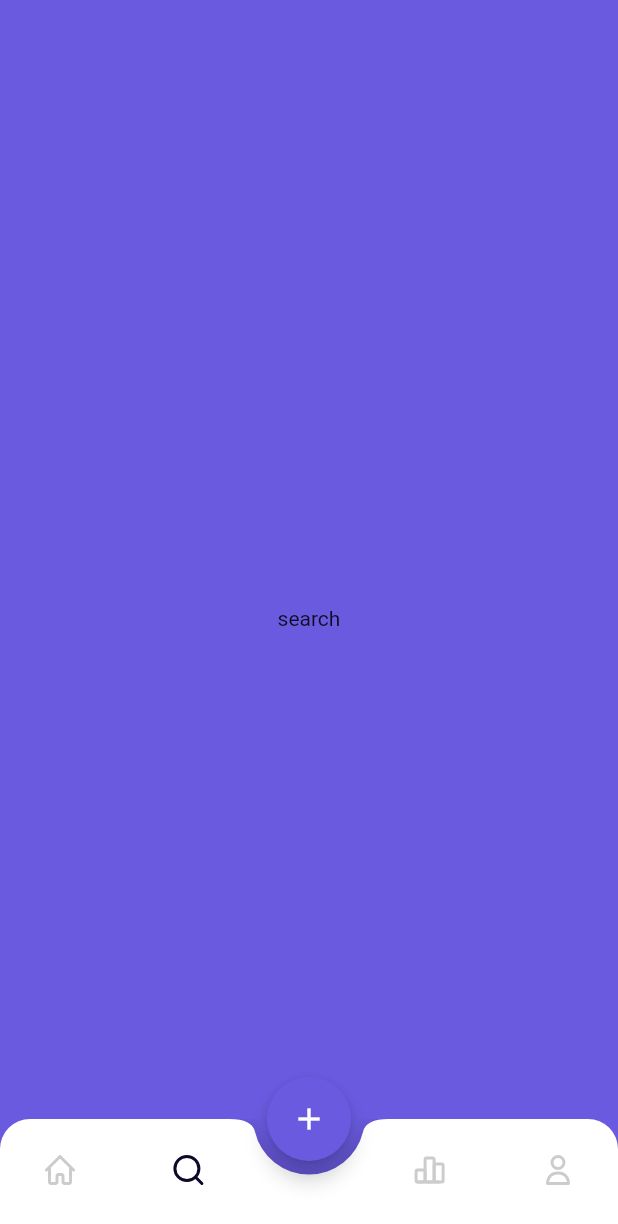
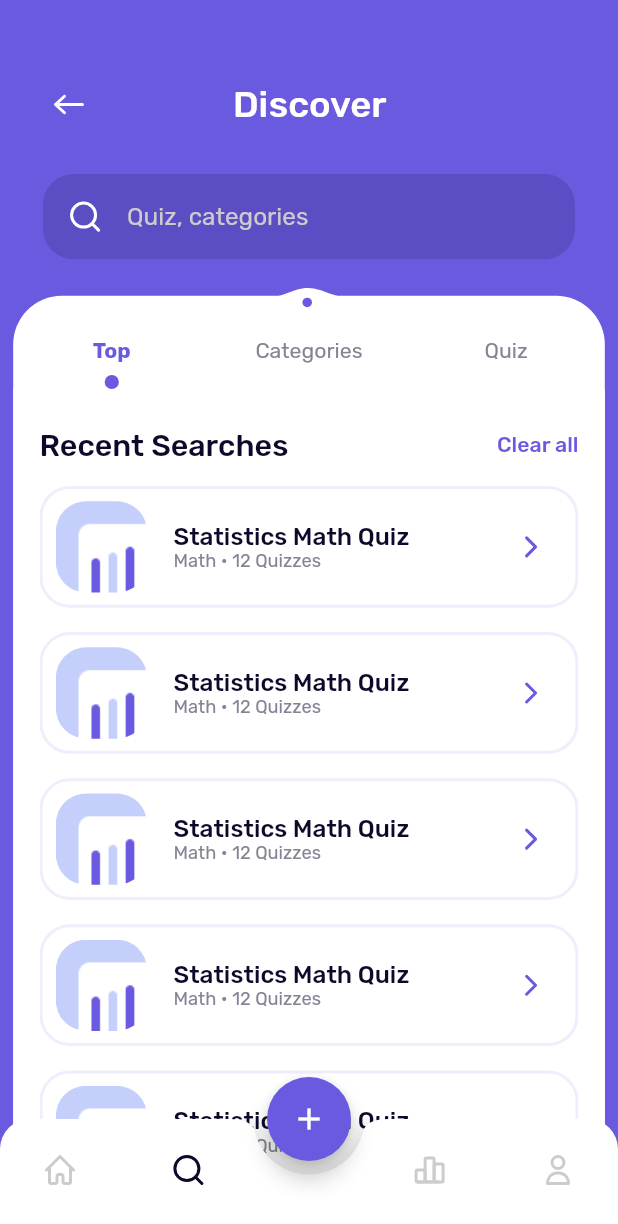
Before and after one commit to Ipilot7/Queezy, a Flutter app: the screen it shows after launch, item 2 of the bottom bar chosen, on a phone screen of 412 x 824 dp. Shown: the top 1224 px of the screen. Run offline on Flutter 3.47's test engine with Material 2 defaults, Android fonts, the phone set to English and light mode, and no system bars; drawn by our look-alikes of auto_size_text; our stand-ins replace flutter_screenutil, flutter_svg.

Commit message:
search page fixed

```diff
--- a/lib/config/constants/app_colors.dart
+++ b/lib/config/constants/app_colors.dart
@@ -7,6 +7,7 @@ abstract class AppColors {
   static const Color pinkLight = Color(0xffFFD6DD);
   static const Color avatarColor = Color(0xffBF83FF);
   static const Color textColor = Color(0xff0C092A);
+  static const Color greyColor = Color(0xffcccccc);
 
   static PrimaryColor primaryColor = const PrimaryColor(
     0xFF6A5AE0,
--- a/lib/config/constants/app_text_styles.dart
+++ b/lib/config/constants/app_text_styles.dart
@@ -13,107 +13,107 @@ abstract class AppTextStyles {
       fontWeight: FontWeight.w700,
       fontStyle: FontStyle.normal,
       fontSize: 32.sp,
-      color: AppColors.metalColor.black);
+      color: AppColors.metalColor.white);
 
   static TextStyle head28w7 = TextStyle(
       fontFamily: fontFamily,
       fontWeight: FontWeight.w700,
       fontStyle: FontStyle.normal,
       fontSize: 28.sp,
-      color: AppColors.metalColor.black);
+      color: AppColors.metalColor.white);
 
   static TextStyle head24w5 = TextStyle(
       fontFamily: fontFamily,
       fontWeight: FontWeight.w500,
       fontStyle: FontStyle.normal,
       fontSize: 24.sp,
-      color: AppColors.metalColor.black);
+      color: AppColors.metalColor.white);
 
   static TextStyle body20w5 = TextStyle(
       fontFamily: fontFamily,
       fontWeight: FontWeight.w500,
       fontStyle: FontStyle.normal,
       fontSize: 20.sp,
-      color: AppColors.metalColor.black);
+      color: AppColors.metalColor.white);
 
   static TextStyle body18w5 = TextStyle(
       fontFamily: fontFamily,
       fontWeight: FontWeight.w500,
       fontStyle: FontStyle.normal,
       fontSize: 18.sp,
-      color: AppColors.metalColor.black);
+      color: AppColors.metalColor.white);
 
   static TextStyle body18w4 = TextStyle(
       fontFamily: fontFamily,
       fontWeight: FontWeight.w400,
       fontStyle: FontStyle.normal,
       fontSize: 18.sp,
-      color: AppColors.metalColor.black);
+      color: AppColors.metalColor.white);
 
   static TextStyle body16w7 = TextStyle(
       fontFamily: fontFamily,
       fontWeight: FontWeight.w700,
       fontStyle: FontStyle.normal,
       fontSize: 16.sp,
-      color: AppColors.metalColor.black);
+      color: AppColors.metalColor.white);
 
   static TextStyle body16w5 = TextStyle(
       fontFamily: fontFamily,
       fontWeight: FontWeight.w500,
       fontStyle: FontStyle.normal,
       fontSize: 16.sp,
-      color: AppColors.metalColor.black);
+      color: AppColors.metalColor.white);
   static TextStyle body16w4 = TextStyle(
       fontFamily: fontFamily,
       fontWeight: FontWeight.w400,
       fontStyle: FontStyle.normal,
       fontSize: 16.sp,
-      color: AppColors.metalColor.black);
+      color: AppColors.metalColor.white);
 
   static TextStyle body14w7 = TextStyle(
       fontFamily: fontFamily,
       fontWeight: FontWeight.w700,
       fontStyle: FontStyle.normal,
       fontSize: 14.sp,
-      color: AppColors.metalColor.black);
+      color: AppColors.metalColor.white);
 
   static TextStyle body14w5 = TextStyle(
       fontFamily: fontFamily,
       fontWeight: FontWeight.w500,
       fontStyle: FontStyle.normal,
       fontSize: 14.sp,
-      color: AppColors.metalColor.black);
+      color: AppColors.metalColor.white);
 
   static TextStyle body14w4 = TextStyle(
       fontFamily: fontFamily,
       fontWeight: FontWeight.w400,
       fontStyle: FontStyle.normal,
       fontSize: 14.sp,
-      color: AppColors.metalColor.black);
+      color: AppColors.metalColor.white);
   static TextStyle body12w5 = TextStyle(
       fontFamily: fontFamily,
       fontWeight: FontWeight.w500,
       fontStyle: FontStyle.normal,
       fontSize: 12.sp,
-      color: AppColors.metalColor.black);
+      color: AppColors.metalColor.white);
 
   static TextStyle body12w4 = TextStyle(
       fontFamily: fontFamily,
       fontWeight: FontWeight.w400,
       fontStyle: FontStyle.normal,
       fontSize: 12.sp,
-      color: AppColors.metalColor.black);
+      color: AppColors.metalColor.white);
 
   static TextStyle tS14w5 = TextStyle(
       fontFamily: fontFamily,
       fontWeight: FontWeight.w500,
       fontStyle: FontStyle.normal,
       fontSize: 14.sp,
-      color: AppColors.metalColor.black);
+      color: AppColors.metalColor.white);
   static TextStyle tS12w5 = TextStyle(
       fontFamily: fontFamily,
       fontWeight: FontWeight.w500,
       fontStyle: FontStyle.normal,
       fontSize: 12.sp,
-      color: AppColors.metalColor.black);
+      color: AppColors.metalColor.white);
 }
--- a/lib/config/constants/assets.dart
+++ b/lib/config/constants/assets.dart
@@ -26,6 +26,9 @@ class _Icons extends _AssetsHolder {
   String get profile => '$basePath/profile.svg';
   String get profileAct => '$basePath/profileAct.svg';
   String get sunIcon => '$basePath/sun_icon.svg';
+  String get backArrow => '$basePath/back_arrow.svg';
+  String get pinIcon => '$basePath/pin_icon.svg';
+  String get arrowRightIcon => '$basePath/arrow_right_icon.svg';
 }
 
 class _Images extends _AssetsHolder {
@@ -35,4 +38,5 @@ class _Images extends _AssetsHolder {
   String get defAvatar => '$basePath/def_avatar.png';
   String get medal => '$basePath/medal.png';
   String get linear => '$basePath/linear.png';
+  String get defImage => '$basePath/def_image.png';
 }
--- a/lib/config/constants/local_data.dart
+++ b/lib/config/constants/local_data.dart
@@ -2,7 +2,7 @@ import 'package:flutter_svg/flutter_svg.dart';
 import 'package:queezy/config/constants/assets.dart';
 import 'package:queezy/presentation/pages/home_page/presentation/pages/home_page.dart';
 import 'package:queezy/presentation/pages/profile_page.dart';
-import 'package:queezy/presentation/pages/search_page.dart';
+import 'package:queezy/presentation/pages/search_page/presentation/pages/search_page.dart';
 import 'package:queezy/presentation/pages/statistics_page.dart';
 
 List pages = [
--- a/lib/presentation/pages/search_page.dart
+++ /dev/null
@@ -1,17 +0,0 @@
-import 'package:flutter/material.dart';
-
-class SearchPage extends StatefulWidget {
-  const SearchPage({super.key});
-
-  @override
-  State<SearchPage> createState() => _SearchPageState();
-}
-
-class _SearchPageState extends State<SearchPage> {
-  @override
-  Widget build(BuildContext context) {
-    return const Center(
-      child: Text('search'),
-    );
-  }
-}
--- /dev/null
+++ b/lib/presentation/pages/search_page/presentation/pages/search_page.dart
@@ -0,0 +1,28 @@
+import 'package:flutter/material.dart';
+import 'package:queezy/presentation/pages/search_page/presentation/widgets/custom_app_bar.dart';
+import 'package:queezy/presentation/pages/search_page/presentation/widgets/custom_tap_bar_view.dart';
+import 'package:queezy/presentation/pages/search_page/presentation/widgets/search_text_field_widget.dart';
+
+class SearchPage extends StatefulWidget {
+  const SearchPage({super.key});
+
+  @override
+  State<SearchPage> createState() => _SearchPageState();
+}
+
+class _SearchPageState extends State<SearchPage> {
+  @override
+  Widget build(BuildContext context) {
+    return DefaultTabController(
+      length: 3,
+      child: Column(
+        children: const [
+          CustomAppBarWidget(),
+          SearchTextFieldWidget(),
+          CustomTabBarWidget(),
+          CustomTabBarViewWidget()
+        ],
+      ),
+    );
+  }
+}
--- /dev/null
+++ b/lib/presentation/pages/search_page/presentation/widgets/custom_app_bar.dart
@@ -0,0 +1,29 @@
+import 'package:flutter/material.dart';
+import 'package:flutter_screenutil/flutter_screenutil.dart';
+import 'package:flutter_svg/flutter_svg.dart';
+import 'package:queezy/config/constants/app_text_styles.dart';
+import 'package:queezy/config/constants/assets.dart';
+
+class CustomAppBarWidget extends StatelessWidget {
+  const CustomAppBarWidget({
+    super.key,
+  });
+
+  @override
+  Widget build(BuildContext context) {
+    return Padding(
+      padding: EdgeInsets.fromLTRB(20.w, 45.h, 24.w, 22.h),
+      child: Row(
+        children: [
+          IconButton(
+            onPressed: () {},
+            icon: SvgPicture.asset(Assets.icons.backArrow),
+          ),
+          const Spacer(flex: 2),
+          Text('Discover', style: AppTextStyles.head24w5),
+          const Spacer(flex: 3),
+        ],
+      ),
+    );
+  }
+}
--- /dev/null
+++ b/lib/presentation/pages/search_page/presentation/widgets/custom_tap_bar_view.dart
@@ -0,0 +1,156 @@
+import 'package:auto_size_text/auto_size_text.dart';
+import 'package:flutter/material.dart';
+import 'package:flutter_screenutil/flutter_screenutil.dart';
+import 'package:flutter_svg/flutter_svg.dart';
+import 'package:queezy/config/constants/app_colors.dart';
+import 'package:queezy/config/constants/app_text_styles.dart';
+import 'package:queezy/config/constants/assets.dart';
+
+import 'searches_item_widget.dart';
+
+class CustomTabBarWidget extends StatelessWidget {
+  const CustomTabBarWidget({super.key});
+
+  @override
+  Widget build(BuildContext context) {
+    return Stack(
+      children: [
+        Container(
+          padding: EdgeInsets.only(top: 14.h),
+          margin: EdgeInsets.fromLTRB(8.w, 24.h, 8.w, 0),
+          decoration: BoxDecoration(
+              color: AppColors.metalColor.white,
+              borderRadius: BorderRadius.vertical(top: Radius.circular(32.r))),
+          child: TabBar(
+            labelStyle: AppTextStyles.body14w7,
+            unselectedLabelStyle: AppTextStyles.body14w4,
+            splashBorderRadius:
+                BorderRadius.vertical(top: Radius.circular(32.r)),
+            labelColor: AppColors.primaryColor,
+            unselectedLabelColor: AppColors.metalColor[70],
+            indicatorPadding: EdgeInsets.only(top: 38.h),
+            labelPadding: EdgeInsets.zero,
+            indicator: BoxDecoration(
+                color: AppColors.primaryColor, shape: BoxShape.circle),
+            tabs: const [
+              Tab(text: 'Top'),
+              Tab(text: 'Categories'),
+              Tab(text: 'Quiz'),
+            ],
+          ),
+        ),
+        Positioned(
+            top: 17.h,
+            left: MediaQuery.of(context).size.width / 2.5,
+            right: MediaQuery.of(context).size.width / 2.5,
+            child: SvgPicture.asset(Assets.icons.pinIcon))
+      ],
+    );
+  }
+}
+
+class CustomTabBarViewWidget extends StatelessWidget {
+  const CustomTabBarViewWidget({super.key});
+
+  @override
+  Widget build(BuildContext context) {
+    return Expanded(
+      child: Container(
+        color: AppColors.metalColor.white,
+        margin: EdgeInsets.symmetric(horizontal: 8.w),
+        child: TabBarView(
+          physics: const BouncingScrollPhysics(),
+          children: [
+            SearchPageBodyWidget(
+              title: 'Recent Searches',
+              actionButtonTitle: 'Clear all',
+              onPressed: () {},
+              items: [],
+            ),    SearchPageBodyWidget(
+              title: 'Categories',
+              actionButtonTitle: 'See all',
+              onPressed: () {},
+              items: [],
+            ),    SearchPageBodyWidget(
+              title: 'Quiz',
+              actionButtonTitle: 'Clear all',
+              onPressed: () {},
+              items: [],
+            ),
+
+          ],
+        ),
+      ),
+    );
+  }
+}
+
+class SearchPageBodyWidget extends StatelessWidget {
+  const SearchPageBodyWidget(
+      {super.key,
+      required this.title,
+      required this.actionButtonTitle,
+      required this.onPressed,
+      required this.items});
+
+  final String title;
+  final String actionButtonTitle;
+  final VoidCallback onPressed;
+  final List items;
+
+  @override
+  Widget build(BuildContext context) {
+    return Container(
+      color: AppColors.metalColor.white,
+      padding: EdgeInsets.symmetric(horizontal: 16.w, vertical: 25.h),
+      child: Column(
+        children: [
+          Row(
+            mainAxisAlignment: MainAxisAlignment.spaceBetween,
+            children: [
+              ConstrainedBox(
+                constraints: BoxConstraints(
+                    maxWidth: MediaQuery.of(context).size.width * .75),
+                child: AutoSizeText(
+                  title,
+                  minFontSize: 10,
+                  overflow: TextOverflow.ellipsis,
+                  maxLines: 1,
+                  style: AppTextStyles.body20w5
+                      .copyWith(color: AppColors.textColor),
+                ),
+              ),
+              GestureDetector(
+                onTap: onPressed,
+                child: Text(
+                  actionButtonTitle,
+                  style: AppTextStyles.body14w5
+                      .copyWith(color: AppColors.primaryColor),
+                ),
+              ),
+            ],
+          ),
+          Expanded(
+            child: ListView.separated(
+              padding: EdgeInsets.only(
+                  top: 15.h, bottom: MediaQuery.of(context).size.height / 8),
+              physics: const BouncingScrollPhysics(),
+              itemCount: 10,
+
+              ///items.length
+              separatorBuilder: (context, index) => SizedBox(height: 16.h),
+              itemBuilder: (context, index) {
+                /// TODO this add items List
+                return SearchesItemWidget(
+                    title: "Statistics Math Quiz",
+                    image: Assets.images.defImage,
+                    categoryName: 'Math',
+                    quizCount: 12);
+              },
+            ),
+          )
+        ],
+      ),
+    );
+  }
+}
--- /dev/null
+++ b/lib/presentation/pages/search_page/presentation/widgets/search_text_field_widget.dart
@@ -0,0 +1,62 @@
+import 'package:flutter/material.dart';
+import 'package:flutter_screenutil/flutter_screenutil.dart';
+import 'package:flutter_svg/flutter_svg.dart';
+import 'package:queezy/config/constants/app_colors.dart';
+import 'package:queezy/config/constants/app_text_styles.dart';
+import 'package:queezy/config/constants/assets.dart';
+
+class SearchTextFieldWidget extends StatelessWidget {
+  const SearchTextFieldWidget({Key? key}) : super(key: key);
+
+  @override
+  Widget build(BuildContext context) {
+    return Container(
+      height: 56.h,
+      margin: EdgeInsets.symmetric(horizontal: 24.w),
+      decoration: BoxDecoration(
+          borderRadius: BorderRadius.circular(20.r),
+          color: AppColors.textColor.withOpacity(.16)),
+      child: Row(
+        crossAxisAlignment: CrossAxisAlignment.center,
+        mainAxisSize: MainAxisSize.min,
+        children: [
+          Padding(
+            padding: const EdgeInsets.all(16),
+            child: SvgPicture.asset(
+              Assets.icons.search,
+              color: AppColors.metalColor.white,
+            ),
+          ),
+           _SearchTextField(),
+        ],
+      ),
+    );
+  }
+}
+
+class _SearchTextField extends StatelessWidget {
+
+
+  @override
+  Widget build(BuildContext context) {
+    return Container(
+      width: MediaQuery.of(context).size.width / 1.38,
+      padding: EdgeInsets.only(right: 16.w),
+      child: TextField(
+        style: AppTextStyles.body16w4.copyWith(color: AppColors.metalColor[30]),
+        maxLines: 1,
+        cursorWidth: 2,
+        onChanged: (value) {},
+        cursorColor: AppColors.primaryColor[50],
+        decoration: InputDecoration(
+          border: InputBorder.none,
+          contentPadding: EdgeInsets.zero,
+          hintText: 'Quiz, categories',
+          hintStyle: AppTextStyles.body16w4.copyWith(
+            color: AppColors.greyColor,
+          ),
+        ),
+      ),
+    );
+  }
+}
--- /dev/null
+++ b/lib/presentation/pages/search_page/presentation/widgets/searches_item_widget.dart
@@ -0,0 +1,67 @@
+import 'package:auto_size_text/auto_size_text.dart';
+import 'package:flutter/material.dart';
+import 'package:flutter_screenutil/flutter_screenutil.dart';
+import 'package:flutter_svg/flutter_svg.dart';
+import 'package:queezy/config/constants/app_colors.dart';
+import 'package:queezy/config/constants/app_text_styles.dart';
+import 'package:queezy/config/constants/assets.dart';
+
+class SearchesItemWidget extends StatelessWidget {
+  const SearchesItemWidget(
+  {super.key, required this.image,
+  required this.quizCount,
+  required this.categoryName,
+  required this.title});
+
+  final String? image;
+  final int? quizCount;
+  final String categoryName;
+  final String title;
+
+  @override
+  Widget build(BuildContext context) {
+    return Container(
+      height: 80.h,
+      padding: EdgeInsets.fromLTRB(8.w, 8.h, 16.w, 8.h),
+      decoration: BoxDecoration(
+          color: AppColors.metalColor.white,
+          borderRadius: BorderRadius.circular(20.r),
+          border: Border.all(width: 2, color: AppColors.metalColor[10]!)),
+      child: Row(
+        children: [
+          ClipRRect(
+            borderRadius: BorderRadius.circular(20.r),
+            child: Image.asset(image ?? Assets.images.defImage),
+          ),
+          Padding(
+            padding: EdgeInsets.only(left: 16.w),
+            child: Column(
+              mainAxisAlignment: MainAxisAlignment.center,
+              crossAxisAlignment: CrossAxisAlignment.start,
+              children: [
+                SizedBox(
+                  width: MediaQuery.of(context).size.width / 2,
+                  child: AutoSizeText(
+                    title,
+                    maxLines: 1,
+                    minFontSize: 10,
+                    overflow: TextOverflow.ellipsis,
+                    style: AppTextStyles.body16w5
+                        .copyWith(color: AppColors.textColor),
+                  ),
+                ),
+                Text(
+                  '$categoryName • $quizCount Quizzes',
+                  style: AppTextStyles.body12w4
+                      .copyWith(color: AppColors.metalColor[70]),
+                ),
+              ],
+            ),
+          ),
+          const Spacer(),
+          SvgPicture.asset(Assets.icons.arrowRightIcon)
+        ],
+      ),
+    );
+  }
+}
--- a/lib/presentation/pages/view_page.dart
+++ b/lib/presentation/pages/view_page.dart
@@ -15,6 +15,7 @@ class _ViewPageState extends State<ViewPage> {
   @override
   Widget build(BuildContext context) {
     return Scaffold(
+      resizeToAvoidBottomInset: false,
       extendBody: true,
       body: pages[pageIndex],
       floatingActionButtonLocation: FloatingActionButtonLocation.centerDocked,
```
Also changed, not shown: assets/icons/arrow_right_icon.svg (added), assets/icons/back_arrow.svg (added), assets/icons/pin_icon.svg (added), assets/images/def_image.png (added).
